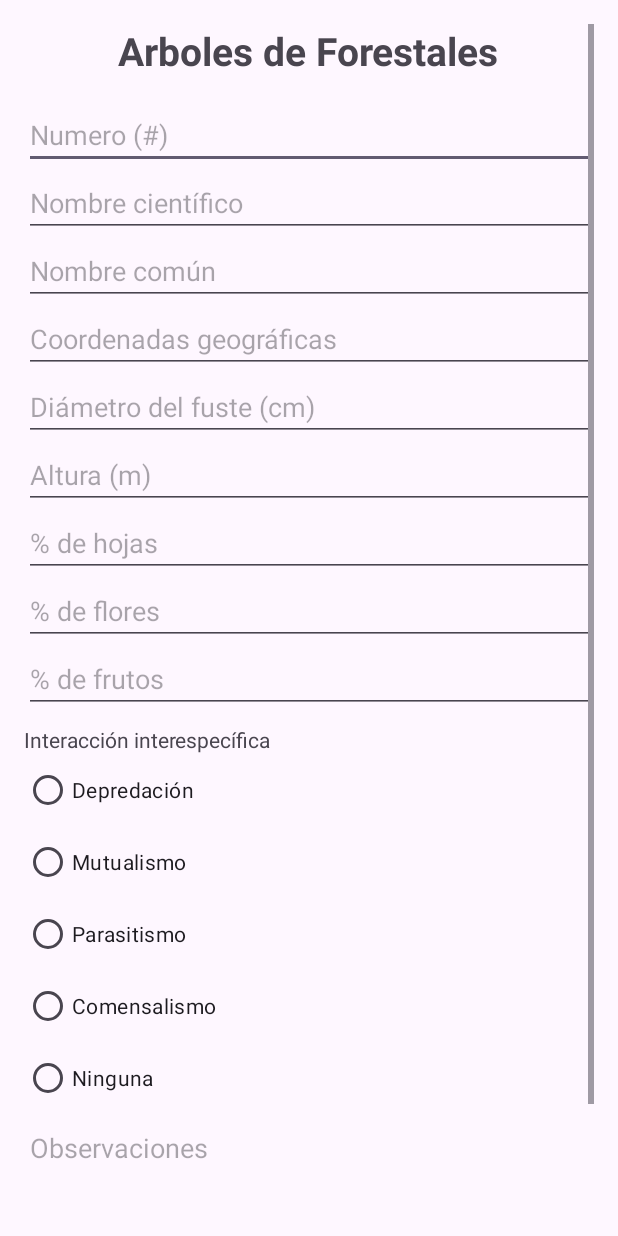
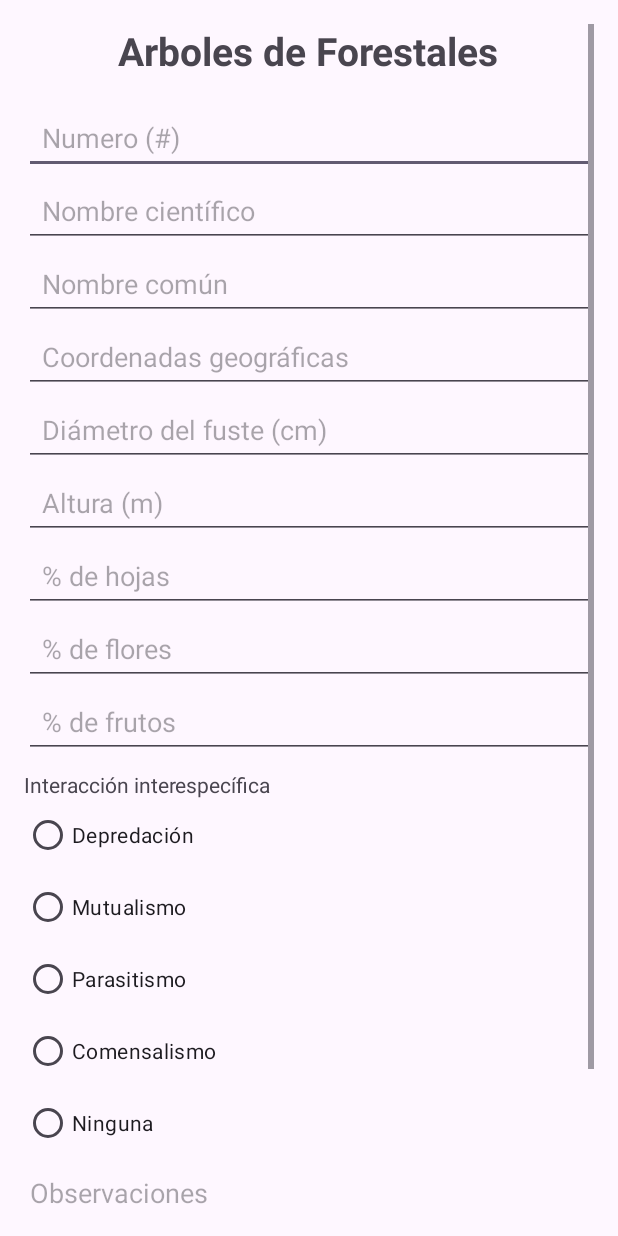
Before and after one commit to Veca-LAG/Forestales, an Android app: the layout activity_main.xml on its own in the app's theme, with its tools: preview values and no code run, on a phone screen of 412 x 824 dp. Run offline under Robolectric (Android 15) with nearby library versions, the phone set to English and light mode, and no system bars.

Commit message:
cambios prueba 1

```diff
--- a/app/src/main/res/layout/activity_main.xml
+++ b/app/src/main/res/layout/activity_main.xml
@@ -23,77 +23,84 @@
             android:layout_width="match_parent"
             android:layout_height="wrap_content"
             android:hint="Numero (#)"
-            android:inputType="number"/>
+            android:inputType="number"
+            android:padding="12dp" />
 
         <EditText
             android:id="@+id/nombreCientificoEditText"
             android:layout_width="match_parent"
             android:layout_height="wrap_content"
             android:hint="Nombre científico"
-            android:inputType="text"/>
+            android:inputType="text"
+            android:padding="12dp" />
 
         <EditText
             android:id="@+id/nombreComunEditText"
             android:layout_width="match_parent"
             android:layout_height="wrap_content"
             android:hint="Nombre común"
-            android:inputType="text"/>
+            android:inputType="text"
+            android:padding="12dp" />
 
         <EditText
             android:id="@+id/coordenadasEditText"
             android:layout_width="match_parent"
             android:layout_height="wrap_content"
             android:hint="Coordenadas geográficas"
-            android:inputType="text"/>
+            android:inputType="text"
+            android:padding="12dp" />
 
         <EditText
             android:id="@+id/diametroEditText"
             android:layout_width="match_parent"
             android:layout_height="wrap_content"
             android:hint="Diámetro del fuste (cm)"
-            android:inputType="numberDecimal"/>
+            android:inputType="numberDecimal"
+            android:padding="12dp" />
 
         <EditText
             android:id="@+id/alturaEditText"
             android:layout_width="match_parent"
             android:layout_height="wrap_content"
             android:hint="Altura (m)"
-            android:inputType="numberDecimal"/>
+            android:inputType="numberDecimal"
+            android:padding="12dp" />
 
         <EditText
             android:id="@+id/hojasEditText"
             android:layout_width="match_parent"
             android:layout_height="wrap_content"
             android:hint="% de hojas"
-            android:inputType="number"/>
+            android:inputType="number"
+            android:padding="12dp" />
 
         <EditText
             android:id="@+id/floresEditText"
             android:layout_width="match_parent"
             android:layout_height="wrap_content"
             android:hint="% de flores"
-            android:inputType="number"/>
+            android:inputType="number"
+            android:padding="12dp" />
 
         <EditText
             android:id="@+id/frutosEditText"
             android:layout_width="match_parent"
             android:layout_height="wrap_content"
             android:hint="% de frutos"
-            android:inputType="number"/>
+            android:inputType="number"
+            android:padding="12dp" />
 
         <Spinner
             android:id="@+id/madurezFrutoSpinner"
             android:layout_width="match_parent"
             android:layout_height="wrap_content"
-            android:visibility="gone"
-            android:entries="@array/madurez_fruto"/>
+            android:visibility="gone"/>
 
         <Spinner
             android:id="@+id/estadoHojasSpinner"
             android:layout_width="match_parent"
             android:layout_height="wrap_content"
-            android:visibility="gone"
-            android:entries="@array/estado_hojas"/>
+            android:visibility="gone"/>
 
         <TextView
             android:layout_width="wrap_content"
@@ -105,11 +112,26 @@
             android:id="@+id/interaccionGroup"
             android:layout_width="match_parent"
             android:layout_height="wrap_content">
-            <RadioButton android:text="Depredación" />
-            <RadioButton android:text="Mutualismo" />
-            <RadioButton android:text="Parasitismo" />
-            <RadioButton android:text="Comensalismo" />
-            <RadioButton android:text="Ninguna" />
+            <RadioButton
+                android:layout_width="match_parent"
+                android:layout_height="48dp"
+                android:text="Depredación" />
+            <RadioButton
+                android:layout_width="match_parent"
+                android:layout_height="48dp"
+                android:text="Mutualismo"  />
+            <RadioButton
+                android:layout_width="match_parent"
+                android:layout_height="48dp"
+                android:text="Parasitismo" />
+            <RadioButton
+                android:layout_width="match_parent"
+                android:layout_height="48dp"
+                android:text="Comensalismo" />
+            <RadioButton
+                android:layout_width="match_parent"
+                android:layout_height="48dp"
+                android:text="Ninguna" />
         </RadioGroup>
 
         <EditText
```
Also changed, not shown: app/src/main/AndroidManifest.xml (+5 -3 lines), app/src/main/res/drawable/baseline_flower.xml (added, +43 -0 lines).
